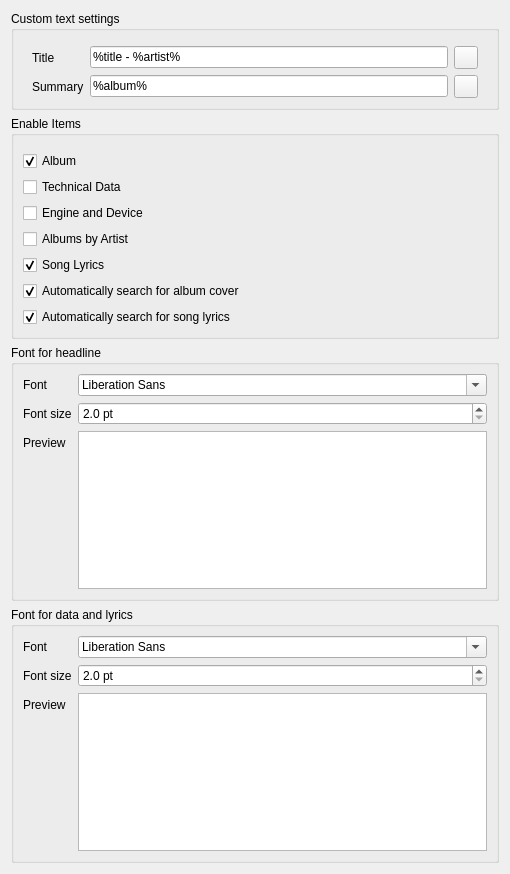
This is src/settings/contextsettingspage.ui in strawberrymusicplayer/strawberry as Qt 5 draws it before an edit. The edited form follows.
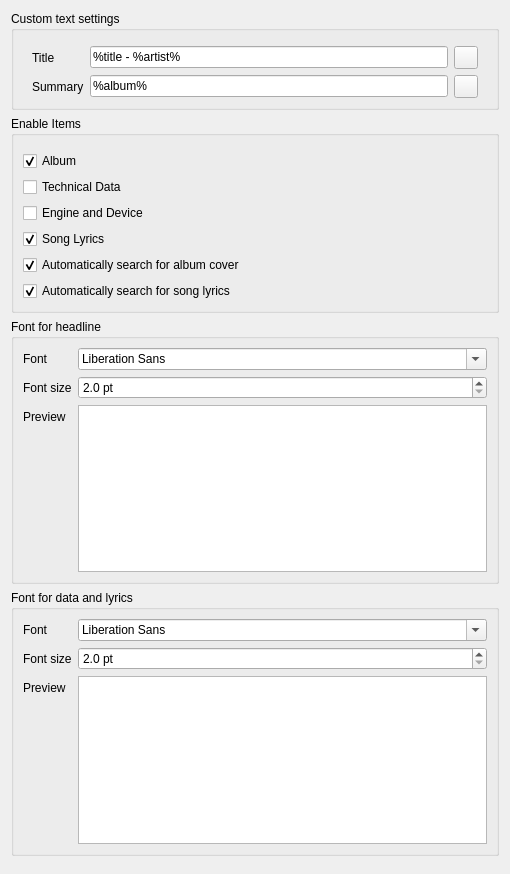
This is the edited form.

Commit message: Context: Remove albums

What changed in the file:
```diff
--- a/src/settings/contextsettingspage.ui
+++ b/src/settings/contextsettingspage.ui
@@ -170,16 +170,6 @@
         </property>
        </widget>
       </item>
-      <item>
-       <widget class="QCheckBox" name="checkbox_albums">
-        <property name="text">
-         <string>Albums by Artist</string>
-        </property>
-        <property name="checked">
-         <bool>false</bool>
-        </property>
-       </widget>
-      </item>
       <item>
        <widget class="QCheckBox" name="checkbox_song_lyrics">
         <property name="text">
```
The commit also changes 10 other files.
